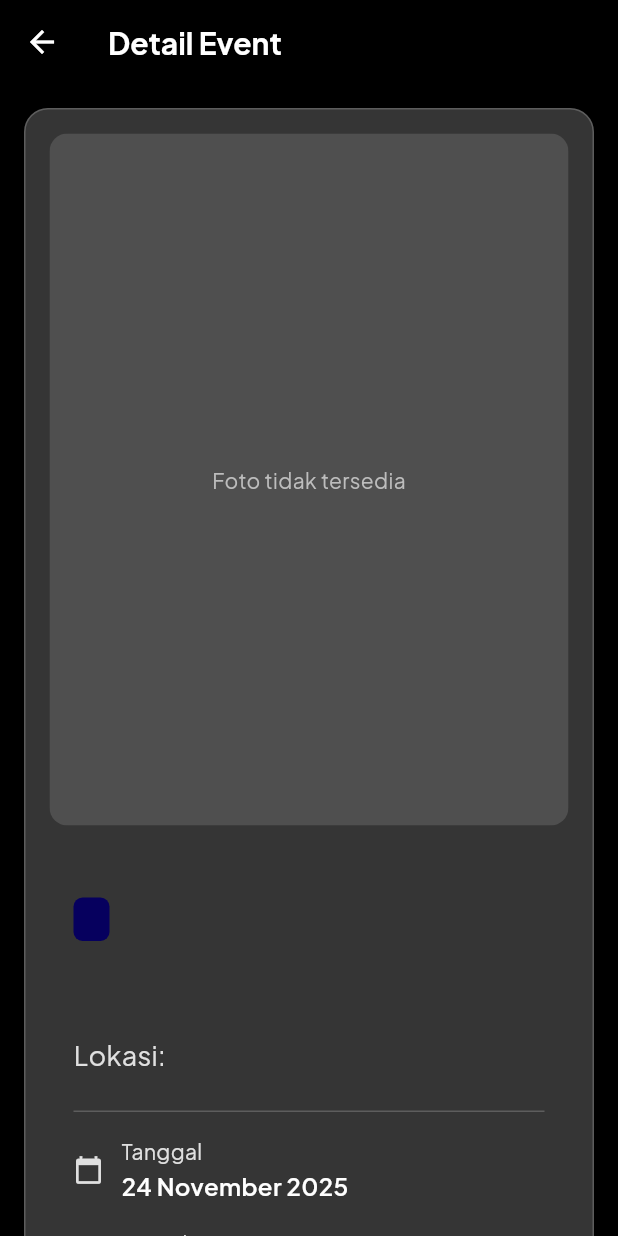
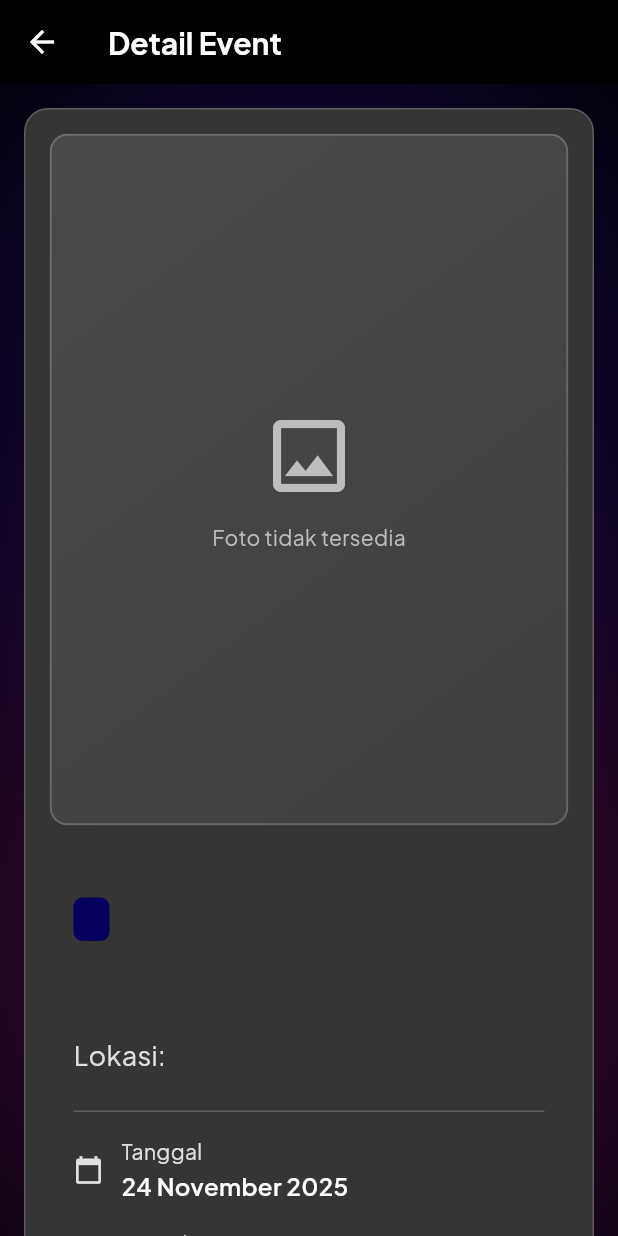
Before and after one commit to pbp-kelompok-c04/askmo-mobile, a Flutter app: the EventDetailPage screen opened directly with empty values, on a phone screen of 412 x 824 dp. Run offline on Flutter 3.47's test engine with Material 3 defaults, Android fonts, the light colour scheme and no system bars; our stand-ins replace google_fonts; missing offline and left inert: pbp_django_auth.

```diff
--- a/lib/authentication/screens/login.dart
+++ b/lib/authentication/screens/login.dart
@@ -283,7 +283,7 @@ class _LoginPageState extends State<LoginPage>
                                     // Untuk Android emulator gunakan http://10.0.2.2/
                                     // Untuk Chrome gunakan http://localhost:8000
                                     final response = await request.login(
-                                      "http://127.0.0.1:8000/auth/login/",
+                                      "http://localhost:8000/auth/login/",
                                       {
                                         'username': username,
                                         'password': password,
--- a/lib/event/screens/event.dart
+++ b/lib/event/screens/event.dart
@@ -173,7 +173,7 @@ class _EventPageState extends State<EventPage> {
       final request = context.read<CookieRequest>();
       // Endpoint Django yang benar sesuai urls.py
       final response = await request.get(
-        'http://127.0.0.1:8000/get-events-json/',
+        'http://localhost:8000/get-events-json/',
       );
 
       if (response != null && response['events'] != null) {
@@ -201,7 +201,7 @@ class _EventPageState extends State<EventPage> {
           SnackBar(
             backgroundColor: const Color(0xFFFF5555),
             content: Text(
-              'Gagal mengambil data event. Pastikan Django server berjalan di http://127.0.0.1:8000',
+              'Gagal mengambil data event. Pastikan Django server berjalan di http://localhost:8000',
               style: GoogleFonts.plusJakartaSans(color: Colors.white),
             ),
             duration: const Duration(seconds: 5),
--- a/lib/event/screens/event_detail.dart
+++ b/lib/event/screens/event_detail.dart
@@ -1,12 +1,93 @@
 import 'package:flutter/material.dart';
 import 'package:google_fonts/google_fonts.dart';
 import 'package:intl/intl.dart';
+import 'dart:ui';
 import '../models/event.dart';
 
-class EventDetailPage extends StatelessWidget {
+class EventDetailPage extends StatefulWidget {
   final Event event;
 
   const EventDetailPage({super.key, required this.event});
+
+  @override
+  State<EventDetailPage> createState() => _EventDetailPageState();
+}
+
+class _EventDetailPageState extends State<EventDetailPage>
+    with SingleTickerProviderStateMixin {
+  late AnimationController _animationController;
+  late Animation<double> _pulseAnimation;
+
+  @override
+  void initState() {
+    super.initState();
+    _animationController = AnimationController(
+      duration: const Duration(seconds: 15),
+      vsync: this,
+    )..repeat(reverse: true);
+
+    _pulseAnimation = Tween<double>(begin: 1.0, end: 1.05).animate(
+      CurvedAnimation(parent: _animationController, curve: Curves.easeInOut),
+    );
+  }
+
+  @override
+  void dispose() {
+    _animationController.dispose();
+    super.dispose();
+  }
+
+  Widget _buildBackgroundAura() {
+    return AnimatedBuilder(
+      animation: _pulseAnimation,
+      builder: (context, child) {
+        return Stack(
+          children: [
+            Positioned(
+              top: -150,
+              left: -150,
+              child: Transform.scale(
+                scale: _pulseAnimation.value,
+                child: Container(
+                  width: 700,
+                  height: 700,
+                  decoration: BoxDecoration(
+                    shape: BoxShape.circle,
+                    gradient: RadialGradient(
+                      colors: [
+                        const Color(0xFF571E88).withOpacity(0.7),
+                        const Color(0xFF06005E).withOpacity(0.0),
+                      ],
+                    ),
+                  ),
+                ),
+              ),
+            ),
+            Positioned(
+              bottom: -200,
+              right: -200,
+              child: Transform.scale(
+                scale: _pulseAnimation.value,
+                child: Container(
+                  width: 800,
+                  height: 800,
+                  decoration: BoxDecoration(
+                    shape: BoxShape.circle,
+                    gradient: RadialGradient(
+                      colors: [
+                        const Color(0xFF6F0732).withOpacity(0.7),
+                        const Color(0xFF571E88).withOpacity(0.0),
+                      ],
+                    ),
+                  ),
+                ),
+              ),
+            ),
+          ],
+        );
+      },
+    );
+  }
 
   @override
   Widget build(BuildContext context) {
@@ -28,7 +109,10 @@ class EventDetailPage extends StatelessWidget {
         ),
         actions: const [],
       ),
-      body: SingleChildScrollView(
+      body: Stack(
+        children: [
+          Positioned.fill(child: _buildBackgroundAura()),
+          SingleChildScrollView(
             child: Padding(
               padding: const EdgeInsets.all(16),
               child: Container(
@@ -43,6 +127,8 @@ class EventDetailPage extends StatelessWidget {
                 ),
               ),
             ),
+          ),
+        ],
       ),
     );
   }
@@ -76,10 +162,27 @@ class EventDetailPage extends StatelessWidget {
         borderRadius: BorderRadius.circular(12),
         child: AspectRatio(
           aspectRatio: 3 / 4,
-          child: event.thumbnail != null && event.thumbnail!.isNotEmpty
+          child:
+              widget.event.thumbnail != null &&
+                  widget.event.thumbnail!.isNotEmpty
               ? Image.network(
-                  event.thumbnail!,
+                  'http://localhost:8000/proxy-image/?url=${Uri.encodeComponent(widget.event.thumbnail!)}',
                   fit: BoxFit.cover,
+                  loadingBuilder: (context, child, loadingProgress) {
+                    if (loadingProgress == null) return child;
+                    return Container(
+                      color: const Color(0xFF4F4F4F),
+                      child: Center(
+                        child: CircularProgressIndicator(
+                          value: loadingProgress.expectedTotalBytes != null
+                              ? loadingProgress.cumulativeBytesLoaded /
+                                    loadingProgress.expectedTotalBytes!
+                              : null,
+                          color: const Color(0xFF571E88),
+                        ),
+                      ),
+                    );
+                  },
                   errorBuilder: (context, error, stackTrace) {
                     return _buildPlaceholder();
                   },
@@ -91,14 +194,41 @@ class EventDetailPage extends StatelessWidget {
   }
 
   Widget _buildPlaceholder() {
-    return Container(
-      color: const Color(0xFF4F4F4F),
+    return ClipRRect(
+      borderRadius: BorderRadius.circular(12),
+      child: BackdropFilter(
+        filter: ImageFilter.blur(sigmaX: 10.0, sigmaY: 10.0),
+        child: Container(
+          decoration: BoxDecoration(
+            gradient: LinearGradient(
+              colors: [
+                Colors.white.withOpacity(0.1),
+                Colors.white.withOpacity(0.05),
+              ],
+              begin: Alignment.topLeft,
+              end: Alignment.bottomRight,
+            ),
+            borderRadius: BorderRadius.circular(12),
+            border: Border.all(
+              color: Colors.white.withOpacity(0.2),
+              width: 1.5,
+            ),
+          ),
           child: Center(
-        child: Text(
+            child: Column(
+              mainAxisAlignment: MainAxisAlignment.center,
+              children: [
+                Icon(Icons.image_outlined, color: Colors.grey[400], size: 64),
+                const SizedBox(height: 12),
+                Text(
                   'Foto tidak tersedia',
                   style: GoogleFonts.plusJakartaSans(
                     color: Colors.grey[400],
                     fontSize: 14,
+                  ),
+                ),
+              ],
+            ),
           ),
         ),
       ),
@@ -118,7 +248,7 @@ class EventDetailPage extends StatelessWidget {
               borderRadius: BorderRadius.circular(6),
             ),
             child: Text(
-              event.olahraga,
+              widget.event.olahraga,
               style: GoogleFonts.plusJakartaSans(
                 color: Colors.white,
                 fontSize: 12,
@@ -128,7 +258,7 @@ class EventDetailPage extends StatelessWidget {
           ),
           const SizedBox(height: 16),
           Text(
-            event.nama,
+            widget.event.nama,
             style: GoogleFonts.plusJakartaSans(
               color: Colors.white,
               fontSize: 32,
@@ -138,7 +268,7 @@ class EventDetailPage extends StatelessWidget {
           ),
           const SizedBox(height: 8),
           Text(
-            'Lokasi: ${event.lokasi}',
+            'Lokasi: ${widget.event.lokasi}',
             style: GoogleFonts.plusJakartaSans(
               color: Colors.grey[300],
               fontSize: 18,
@@ -161,28 +291,29 @@ class EventDetailPage extends StatelessWidget {
                   value: DateFormat(
                     'd MMMM yyyy',
                     'id_ID',
-                  ).format(event.tanggal),
+                  ).format(widget.event.tanggal),
                 ),
-                if (event.jam != null && event.jam!.toString().isNotEmpty) ...[
+                if (widget.event.jam != null &&
+                    widget.event.jam!.toString().isNotEmpty) ...[
                   const SizedBox(height: 16),
                   _buildDetailRow(
                     icon: Icons.access_time,
                     label: 'Jam',
-                    value: '${event.jam} WIB',
+                    value: '${widget.event.jam} WIB',
                   ),
                 ],
                 const SizedBox(height: 16),
                 _buildDetailRow(
                   icon: Icons.contact_phone,
                   label: 'Kontak',
-                  value: event.kontak,
+                  value: widget.event.kontak,
                 ),
               ],
             ),
           ),
           const SizedBox(height: 24),
           Text(
-            'Rp ${event.biaya}',
+            'Rp ${widget.event.biaya}',
             style: GoogleFonts.plusJakartaSans(
               color: const Color(0xFFA4B3FF),
               fontSize: 36,
@@ -200,7 +331,7 @@ class EventDetailPage extends StatelessWidget {
           ),
           const SizedBox(height: 8),
           Text(
-            event.deskripsi,
+            widget.event.deskripsi,
             style: GoogleFonts.plusJakartaSans(
               color: Colors.grey[300],
               fontSize: 16,
--- a/lib/event/screens/event_form.dart
+++ b/lib/event/screens/event_form.dart
@@ -206,7 +206,7 @@ class _EventFormPageState extends State<EventFormPage> {
             '${_selectedTime!.hour.toString().padLeft(2, '0')}:${_selectedTime!.minute.toString().padLeft(2, '0')}';
 
         final response = await request
-            .post('http://127.0.0.1:8000/add-event-ajax/', {
+            .post('http://localhost:8000/add-event-ajax/', {
               'nama': _namaController.text,
               'lokasi': _selectedLokasi,
               'tanggal': tanggalFormatted,
```
Also changed, not shown: lib/event/widgets/event_card.dart (+50 -42 lines), lib/main.dart (+2 -5 lines). Lines whose indentation alone changed are shown as unchanged.
